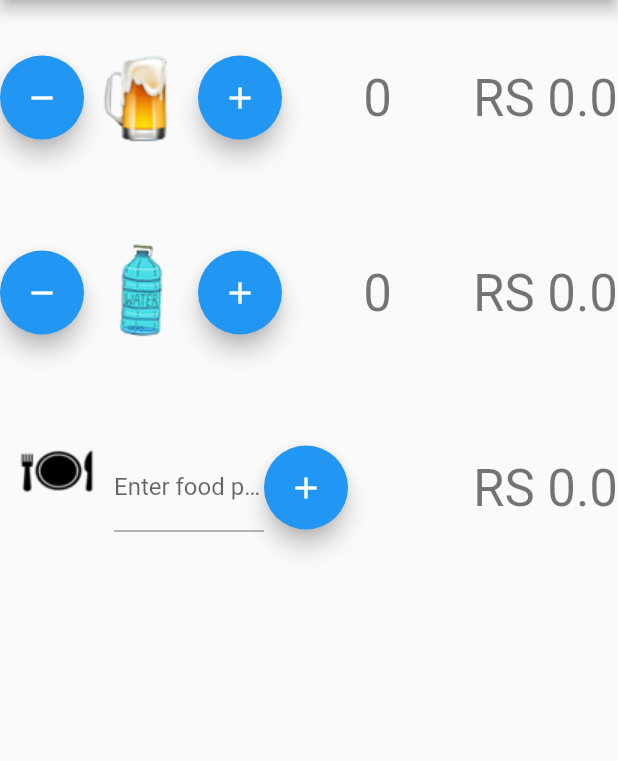
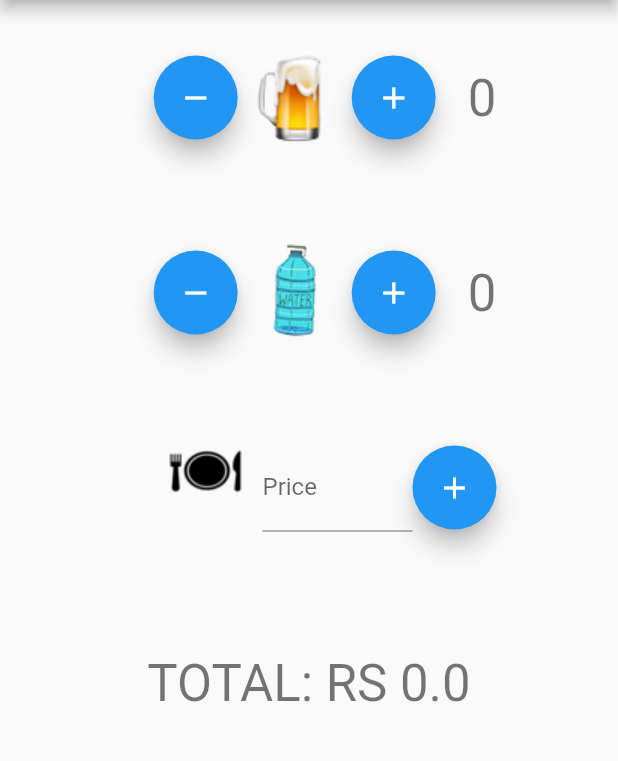
Before and after one commit to AngeloCastro9/My_Account, a Flutter app: the screen it shows after launch, after a tap on the "remove" icon, on a phone screen of 412 x 824 dp, the part 84-845 px from its top. Run offline on Flutter 3.47's test engine with Material 2 defaults, Android fonts, the light colour scheme and no system bars.

Commit message:
Add total

```diff
--- a/lib/main.dart
+++ b/lib/main.dart
@@ -37,7 +37,16 @@ class _MyHomePageState extends State<MyHomePage> {
   double _priceFood = 0;
   double _valuePrecisionFood = 0;
   double _totalAccount = 0;
+  double _totalAccountPrecision = 0;
   TextEditingController _priceFoodController = new TextEditingController();
+
+  void totalAccount(){
+    setState(() {
+      _totalAccount = _valuePrecisionChopp + _valuePrecisionWater + _valuePrecisionFood;
+      _totalAccountPrecision = num.parse(_totalAccount.toStringAsPrecision(4));
+    });
+  }
+
 
   // begin chopp
   void _incrementCounterChopp() {
@@ -45,6 +54,7 @@ class _MyHomePageState extends State<MyHomePage> {
       _counterChopp++;
       _totalAccountChopp = (_counterChopp * 4.9);
       _valuePrecisionChopp = num.parse(_totalAccountChopp.toStringAsPrecision(4));
+      totalAccount();
     });
   }
 
@@ -59,6 +69,7 @@ class _MyHomePageState extends State<MyHomePage> {
       if(_valuePrecisionChopp <= 0){
         _valuePrecisionChopp = 0;
       }
+      totalAccount();
     });
   }
   // final chopp
@@ -67,15 +78,16 @@ class _MyHomePageState extends State<MyHomePage> {
   void _incrementCounterWater() {
     setState(() {
       _counterWater++;
-      _totalAccountWater = (_counterWater * 6.9);
+      _totalAccountWater = (_counterWater * 5.9);
       _valuePrecisionWater = num.parse(_totalAccountWater.toStringAsPrecision(4));
+      totalAccount();
     });
   }
 
   void _decrementCounterWater() {
     setState(() {
       _counterWater--;
-      _totalAccountWater = _counterWater * 6.9;
+      _totalAccountWater = _counterWater * 5.9;
       _valuePrecisionWater = num.parse(_totalAccountWater.toStringAsPrecision(4));
       if(_counterWater <= 0){
         _counterWater = 0;
@@ -83,6 +95,7 @@ class _MyHomePageState extends State<MyHomePage> {
       if(_valuePrecisionWater <= 0){
         _valuePrecisionWater = 0;
       }
+      totalAccount();
     });
   }
   // final water
@@ -143,6 +156,7 @@ class _MyHomePageState extends State<MyHomePage> {
           _valuePrecisionFood = 0;
         }
       }
+      totalAccount();
     });
   }
   //end food
@@ -160,9 +174,11 @@ class _MyHomePageState extends State<MyHomePage> {
             children: [
               new Container(
                 height: 130.0,
+                width: 250,
                 child: Row(
                     mainAxisAlignment: MainAxisAlignment.center,
                     children: [
+                      Spacer(),
                       FloatingActionButton(
                         onPressed: _decrementCounterChopp,
                         tooltip: 'Decrement',
@@ -182,20 +198,18 @@ class _MyHomePageState extends State<MyHomePage> {
                         '$_counterChopp',
                         style: Theme.of(context).textTheme.display1,
                       ),
-                      Spacer(),
-                      Text(
-                        'RS $_valuePrecisionChopp',
-                        style: Theme.of(context).textTheme.display1,
-                      ),
+
                     ],
                 ),
               ),
 
               new Container(
                 height: 130.0,
+                width: 250,
                 child: Row(
                   mainAxisAlignment: MainAxisAlignment.center,
                   children: [
+                    Spacer(),
                     FloatingActionButton(
                       onPressed: _decrementCounterWater,
                       tooltip: 'Decrement',
@@ -215,20 +229,17 @@ class _MyHomePageState extends State<MyHomePage> {
                       '$_counterWater',
                       style: Theme.of(context).textTheme.display1,
                     ),
-                    Spacer(),
-                    Text(
-                      'RS $_valuePrecisionWater',
-                      style: Theme.of(context).textTheme.display1,
-                    ),
                   ],
                 ),
               ),
 
               new Container(
                 height: 130.0,
+                width: 250,
                 child: Row(
                   mainAxisAlignment: MainAxisAlignment.center,
                   children: [
+                    Spacer(),
                     Image.asset(
                       'assets/images/food.png',
                       fit: BoxFit.cover,
@@ -236,17 +247,24 @@ class _MyHomePageState extends State<MyHomePage> {
 
                     SizedBox(width: 100, child: TextFormField(
                       controller: _priceFoodController,
-                      decoration: new InputDecoration(labelText: "Enter food price"),
+                      decoration: new InputDecoration(labelText: "Price"),
                       keyboardType: TextInputType.number,
                     )),
+
                     FloatingActionButton(
                       onPressed: _addPriceFood,
                       child: Icon(Icons.add),
                     ),
-                    Spacer(),
-
+                  ],
+                ),
+              ),
+              new Container(
+                height: 130.0,
+                child: Row(
+                  mainAxisAlignment: MainAxisAlignment.center,
+                  children: [
                     Text(
-                      'RS $_valuePrecisionFood',
+                      'TOTAL: RS $_totalAccountPrecision',
                       style: Theme.of(context).textTheme.display1,
                     ),
                   ],
```
Also changed, not shown: assets/images/otthers.png (added).
